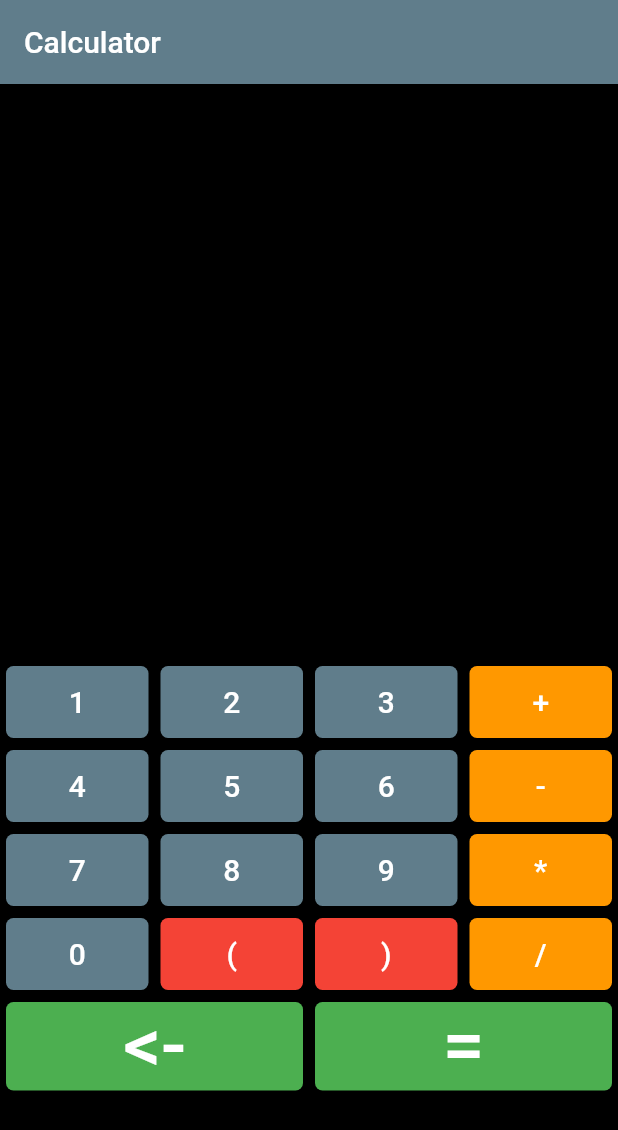
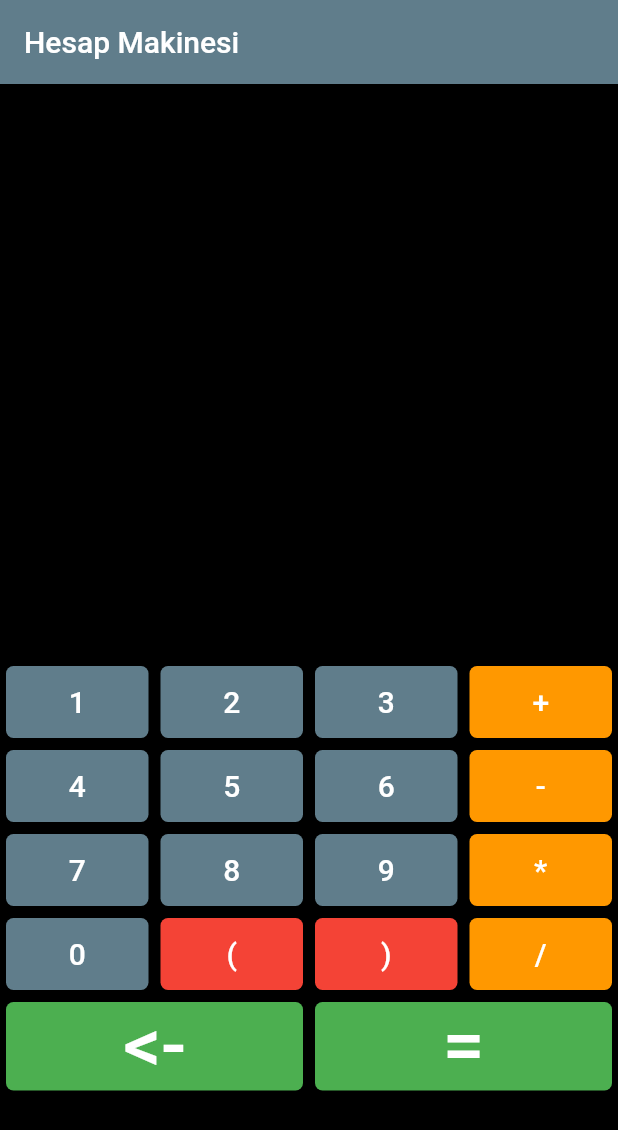
Before and after one commit to VBT-Intership/ErturkGurses-FlutterCalculator, a Flutter app: the screen it shows after launch, on a phone screen of 412 x 824 dp. Shown: the top 1130 px of the screen. Run offline on Flutter 3.47's test engine with Material 2 defaults, Android fonts, the phone set to English and light mode, and no system bars; drawn by our look-alikes of auto_size_text; our stand-ins replace math_expressions.

Commit message:
Changed title of app

```diff
--- a/lib/main.dart
+++ b/lib/main.dart
@@ -17,12 +17,12 @@ class MyApp extends StatelessWidget {
       DeviceOrientation.portraitDown,
     ]);
     return MaterialApp(
-      title: 'Flutter Demo',
+      title: 'Hesap Makinesi',
       theme: ThemeData(
         primarySwatch: Colors.blueGrey,
         visualDensity: VisualDensity.adaptivePlatformDensity,
       ),
-      home: MyHomePage(title: 'Calculator'),
+      home: MyHomePage(title: 'Hesap Makinesi'),
     );
   }
 }
```
